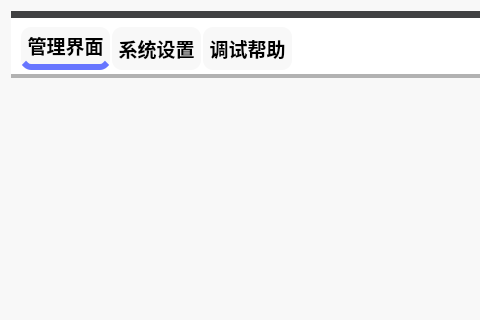
Qt form main/mainwidget.ui (ylxcvvan/Supermarket-Commodity-Management-System) before a commit; both pictures show x 0 to 480 and y 0 to 320 of the 905 by 669 pixel window.
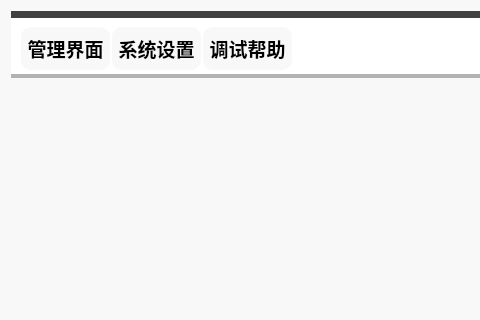
The same form after that commit. Icons and pictures are not drawn. Custom widgets are drawn as their Qt base class.

```diff
--- a/main/mainwidget.ui
+++ b/main/mainwidget.ui
@@ -95,19 +95,6 @@
     border-radius: 10px;
     background-color: rgb(248, 248, 248);
 }
-
-#toolButtonMain:hover {
-    background-color: rgb(248, 248, 248);
-    border-bottom: 6px solid;
-	 border-bottom-color: rgb(103, 118, 255)
-}
-
-/* 设置被选中时的样式 */
-#toolButtonMain:checked {
-    background-color: rgb(248, 248, 248);
-    border-bottom: 6px solid;
-	 border-bottom-color: rgb(103, 118, 255)
-}
 </string>
            </property>
            <property name="text">
@@ -127,7 +114,7 @@
             <bool>true</bool>
            </property>
            <property name="checked">
-            <bool>true</bool>
+            <bool>false</bool>
            </property>
            <property name="toolButtonStyle">
             <enum>Qt::ToolButtonTextUnderIcon</enum>
@@ -653,6 +640,13 @@
    </item>
   </layout>
  </widget>
+ <customwidgets>
+  <customwidget>
+   <class>AnimateToolButton</class>
+   <extends>QToolButton</extends>
+   <header>view/animate/animatetoolbutton.h</header>
+  </customwidget>
+ </customwidgets>
  <resources>
   <include location="../images.qrc"/>
  </resources>
```
Left out of the diff: 28 changed lines with no effect on the pictures.
